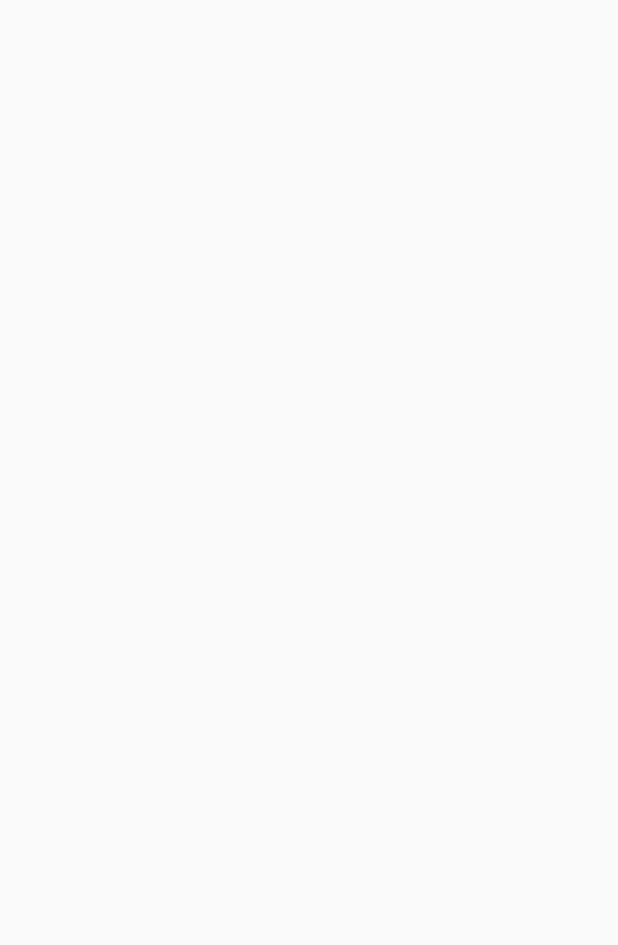
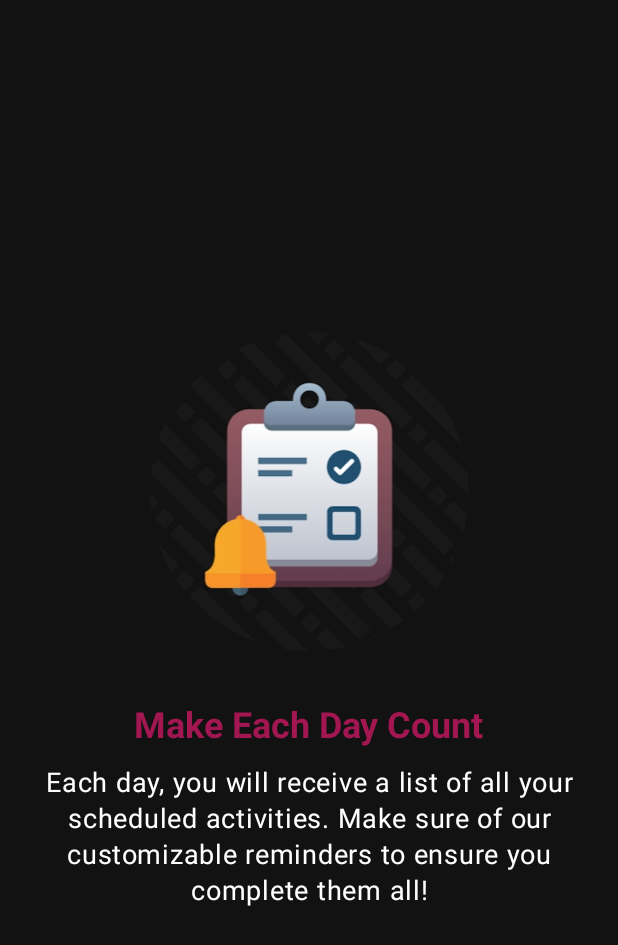
Before and after one commit to aminakhtar5595/LoopWell, an Android app built with Jetpack Compose: the screen it shows after launch (MainActivity), on a phone screen of 412 x 824 dp. Before the commit the part shown is empty. Shown: the top 945 px of the screen. Run offline under Robolectric (Android 15) with nearby library versions, the phone set to English and light mode, and no system bars; our stand-ins replace accompanist.

Commit message:
Implemented UI for onboarding screen 3

```diff
--- a/app/src/main/java/com/example/loopwell/ui/screens/auth/OnboardingScreenThree.kt
+++ b/app/src/main/java/com/example/loopwell/ui/screens/auth/OnboardingScreenThree.kt
@@ -1,8 +1,48 @@
 package com.example.loopwell.ui.screens.auth
 
+import androidx.compose.foundation.Image
+import androidx.compose.foundation.background
+import androidx.compose.foundation.layout.Arrangement
+import androidx.compose.foundation.layout.Column
+import androidx.compose.foundation.layout.fillMaxSize
+import androidx.compose.foundation.layout.padding
+import androidx.compose.foundation.layout.size
+import androidx.compose.material3.MaterialTheme
+import androidx.compose.material3.Text
 import androidx.compose.runtime.Composable
+import androidx.compose.ui.Alignment
+import androidx.compose.ui.Modifier
+import androidx.compose.ui.graphics.Color
+import androidx.compose.ui.res.painterResource
+import androidx.compose.ui.text.font.FontWeight
+import androidx.compose.ui.text.style.TextAlign
+import androidx.compose.ui.unit.dp
+import androidx.compose.ui.unit.sp
+import com.example.loopwell.R
 
 @Composable
 fun OnboardingScreenThree() {
+    Column (
+        modifier = Modifier
+            .fillMaxSize()
+            .background(color = Color(0xFF121212))
+            .padding(horizontal = 10.dp)
+        ,
+        verticalArrangement = Arrangement.Center,
+        horizontalAlignment = Alignment.CenterHorizontally,
+    ) {
+        Image(painter = painterResource(id = R.drawable.onboarding_icon_three),
+            contentDescription = "Onboarding Icon", Modifier.size(220.dp))
 
+        Text(
+            text = "Make Each Day Count",
+            style = MaterialTheme.typography.headlineSmall.copy(color = Color(0xFFa21752), fontWeight = FontWeight.Bold),
+            modifier = Modifier.padding(top = 30.dp, bottom = 10.dp)
+        )
+
+        Text(
+            text = "Each day, you will receive a list of all your scheduled activities. Make sure of our customizable reminders to ensure you complete them all!",
+            style = MaterialTheme.typography.bodyLarge.copy(color = Color.White, textAlign = TextAlign.Center, fontSize = 18.sp),
+        )
+    }
 }
```
Also changed, not shown: app/src/main/res/drawable/onboarding_icon_three.png (added).
